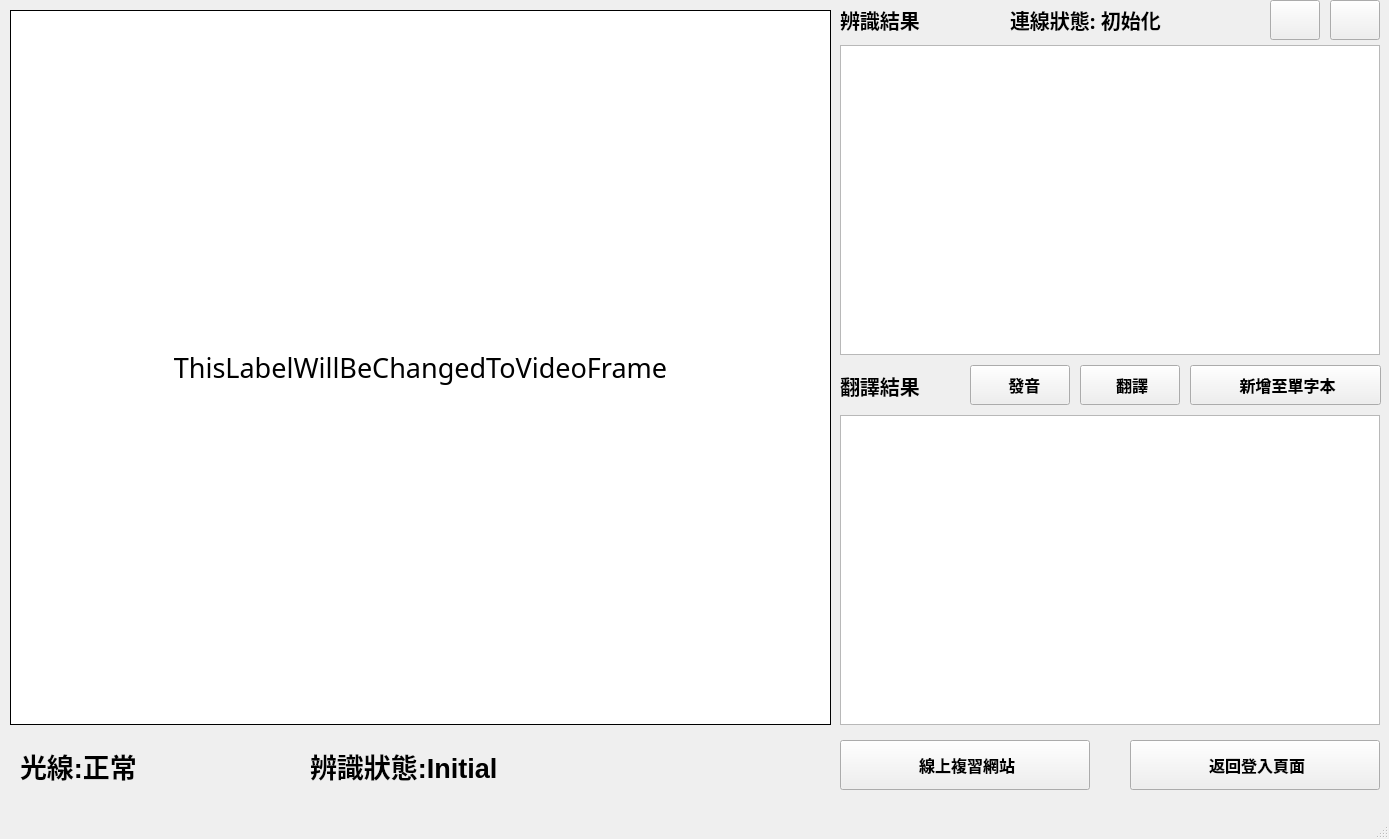
Above: project_codes/GUI/mainPage.ui from AhJayzZ/Smart-Learning-System before the change. Below: the same form after it.
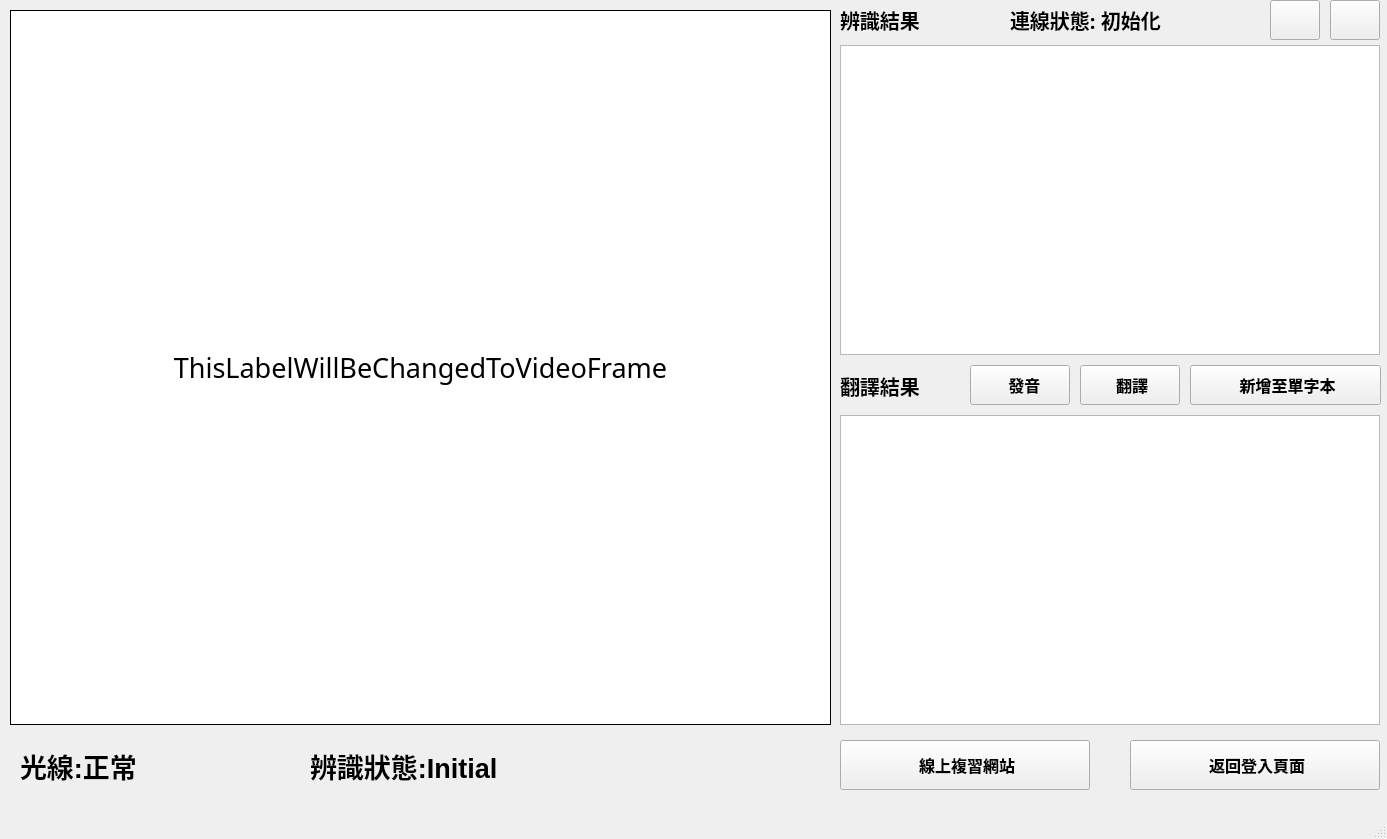
That is the form after the change.

Commit message: add wordList reload button

The edit to the form file:
```diff
--- a/project_codes/GUI/mainPage.ui
+++ b/project_codes/GUI/mainPage.ui
@@ -6,7 +6,7 @@
    <rect>
     <x>0</x>
     <y>0</y>
-    <width>1389</width>
+    <width>1387</width>
     <height>839</height>
    </rect>
   </property>
```
Left out of the diff: 22 changed lines with no effect on the pictures. The commit also changes 3 other files.
